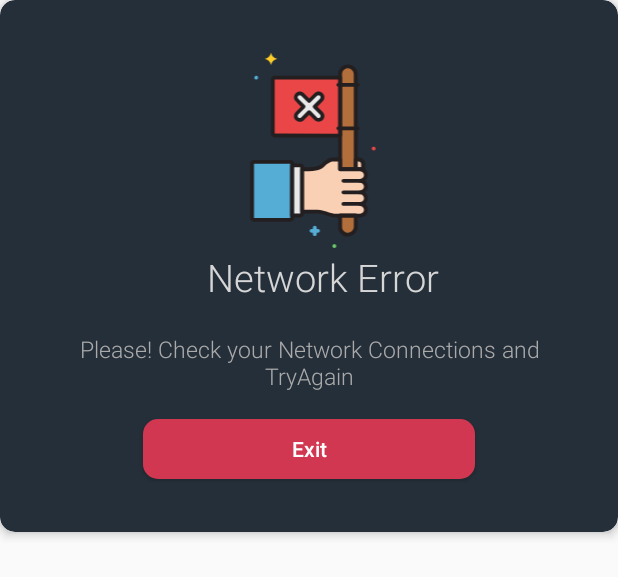
After one commit to ubihacks/Synodic, an Android app: the layout network_disconnected.xml on its own in the app's theme, with its tools: preview values and no code run, on a phone screen of 412 x 824 dp. The commit adds this screen. Shown: the top 577 px of the screen. Run offline under Robolectric (Android 15) with nearby library versions, the phone set to English and light mode, and no system bars.

Commit message:
Added Basic HOS

```diff
--- /dev/null
+++ b/app/src/main/res/layout/network_disconnected.xml
@@ -0,0 +1,61 @@
+<?xml version="1.0" encoding="utf-8"?>
+<android.support.v7.widget.CardView xmlns:android="http://schemas.android.com/apk/res/android"
+    xmlns:app="http://schemas.android.com/apk/res-auto"
+    android:layout_width="wrap_content"
+    android:layout_height="wrap_content"
+    app:cardBackgroundColor="@color/appThemeColor"
+    app:cardCornerRadius="10dp"
+    app:cardElevation="4dp">
+
+    <LinearLayout
+        android:layout_width="wrap_content"
+        android:layout_height="wrap_content"
+        android:layout_gravity="center"
+        android:layout_margin="15dp"
+        android:orientation="vertical"
+        android:weightSum="10">
+
+        <ImageView
+            android:layout_width="match_parent"
+            android:layout_height="130dp"
+            android:layout_gravity="center_horizontal"
+            android:layout_marginTop="20dp"
+            app:srcCompat="@drawable/ic_networkerror" />
+
+        <TextView
+            android:layout_width="match_parent"
+            android:layout_height="wrap_content"
+            android:layout_margin="2dp"
+            android:fontFamily="sans-serif-light"
+            android:text="    Network Error "
+            android:textAlignment="center"
+            android:textColor="@color/red_btn_bg_pressed_color"
+            android:textSize="25sp" />
+
+        <TextView
+            android:layout_width="match_parent"
+            android:layout_height="wrap_content"
+            android:layout_margin="8dp"
+            android:fontFamily="sans-serif-light"
+            android:padding="10dp"
+            android:text="@string/network_error"
+            android:textAlignment="center"
+            android:textColor="@android:color/darker_gray"
+            android:textSize="15sp" />
+
+        <Button
+            android:id="@+id/exitApp"
+            android:layout_width="match_parent"
+            android:layout_height="40dp"
+            android:layout_gravity="center"
+            android:layout_marginBottom="20dp"
+            android:layout_marginLeft="80dp"
+            android:layout_marginRight="80dp"
+            android:background="@drawable/error_button"
+            android:elevation="5dp"
+            android:text="Exit"
+            android:textAllCaps="false"
+            android:textColor="@android:color/white" />
+
+    </LinearLayout>
+</android.support.v7.widget.CardView>
```
Also changed, not shown: app/src/main/java/com/ubihacks/synodic/synodic/API/DataProvider.java (+31 -2 lines), app/src/main/java/com/ubihacks/synodic/synodic/Fragments/Status.java (+16 -2 lines), app/src/main/java/com/ubihacks/synodic/synodic/SplashScreen.java (+13 -3 lines), app/src/main/java/com/ubihacks/synodic/synodic/utils/DateUtils.java (added, +60 -0 lines), app/src/main/java/com/ubihacks/synodic/synodic/utils/actions.java (+88 -7 lines).
